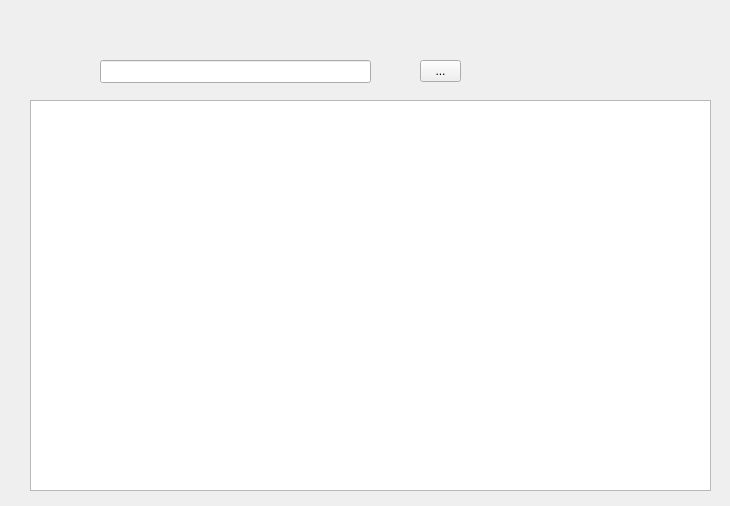
Above: widget.ui from MrBeanCpp/Dr-Folder before the change. Below: the same form after it.
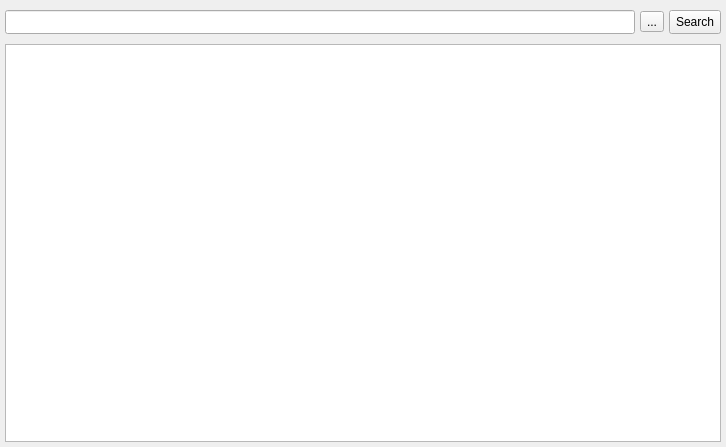
That is the form after the change.

Commit message: 添加布局 & statusBar

```diff
--- a/widget.ui
+++ b/widget.ui
@@ -9,46 +9,89 @@
    <rect>
     <x>0</x>
     <y>0</y>
-    <width>730</width>
-    <height>506</height>
+    <width>726</width>
+    <height>447</height>
    </rect>
   </property>
   <property name="windowTitle">
    <string>Widget</string>
   </property>
-  <widget class="QLineEdit" name="lineEdit">
-   <property name="geometry">
-    <rect>
-     <x>100</x>
-     <y>60</y>
-     <width>271</width>
-     <height>23</height>
-    </rect>
+  <property name="styleSheet">
+   <string notr="true">font: 10pt &quot;Microsoft YaHei UI&quot;;</string>
+  </property>
+  <layout class="QVBoxLayout" name="verticalLayout">
+   <property name="spacing">
+    <number>5</number>
    </property>
-  </widget>
-  <widget class="QToolButton" name="toolButton">
-   <property name="geometry">
-    <rect>
-     <x>420</x>
-     <y>60</y>
-     <width>41</width>
-     <height>22</height>
-    </rect>
+   <property name="leftMargin">
+    <number>5</number>
    </property>
-   <property name="text">
-    <string>...</string>
+   <property name="topMargin">
+    <number>10</number>
    </property>
-  </widget>
-  <widget class="QListWidget" name="listWidget">
-   <property name="geometry">
-    <rect>
-     <x>30</x>
-     <y>100</y>
-     <width>681</width>
-     <height>391</height>
-    </rect>
+   <property name="rightMargin">
+    <number>5</number>
    </property>
-  </widget>
+   <property name="bottomMargin">
+    <number>5</number>
+   </property>
+   <item>
+    <layout class="QHBoxLayout" name="horizontalLayout">
+     <item>
+      <widget class="QLineEdit" name="lineEdit">
+       <property name="minimumSize">
+        <size>
+         <width>0</width>
+         <height>24</height>
+        </size>
+       </property>
+       <property name="styleSheet">
+        <string notr="true"/>
+       </property>
+      </widget>
+     </item>
+     <item>
+      <widget class="QToolButton" name="btn_select">
+       <property name="text">
+        <string>...</string>
+       </property>
+      </widget>
+     </item>
+     <item>
+      <widget class="QToolButton" name="btn_search">
+       <property name="sizePolicy">
+        <sizepolicy hsizetype="Fixed" vsizetype="Preferred">
+         <horstretch>0</horstretch>
+         <verstretch>0</verstretch>
+        </sizepolicy>
+       </property>
+       <property name="text">
+        <string>Search</string>
+       </property>
+      </widget>
+     </item>
+    </layout>
+   </item>
+   <item>
+    <spacer name="verticalSpacer">
+     <property name="orientation">
+      <enum>Qt::Orientation::Vertical</enum>
+     </property>
+     <property name="sizeType">
+      <enum>QSizePolicy::Policy::Fixed</enum>
+     </property>
+     <property name="sizeHint" stdset="0">
+      <size>
+       <width>20</width>
+       <height>5</height>
+      </size>
+     </property>
+    </spacer>
+   </item>
+   <item>
+    <widget class="QListWidget" name="listWidget"/>
+   </item>
+  </layout>
  </widget>
  <resources/>
  <connections/>
```
The commit also changes 3 other files.
